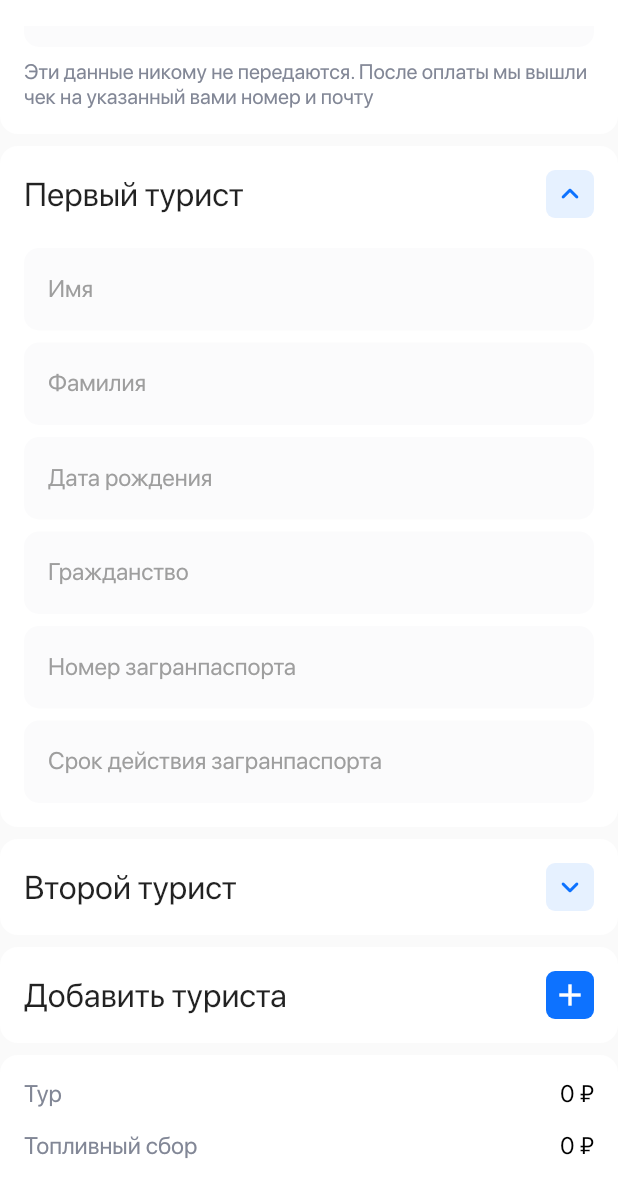
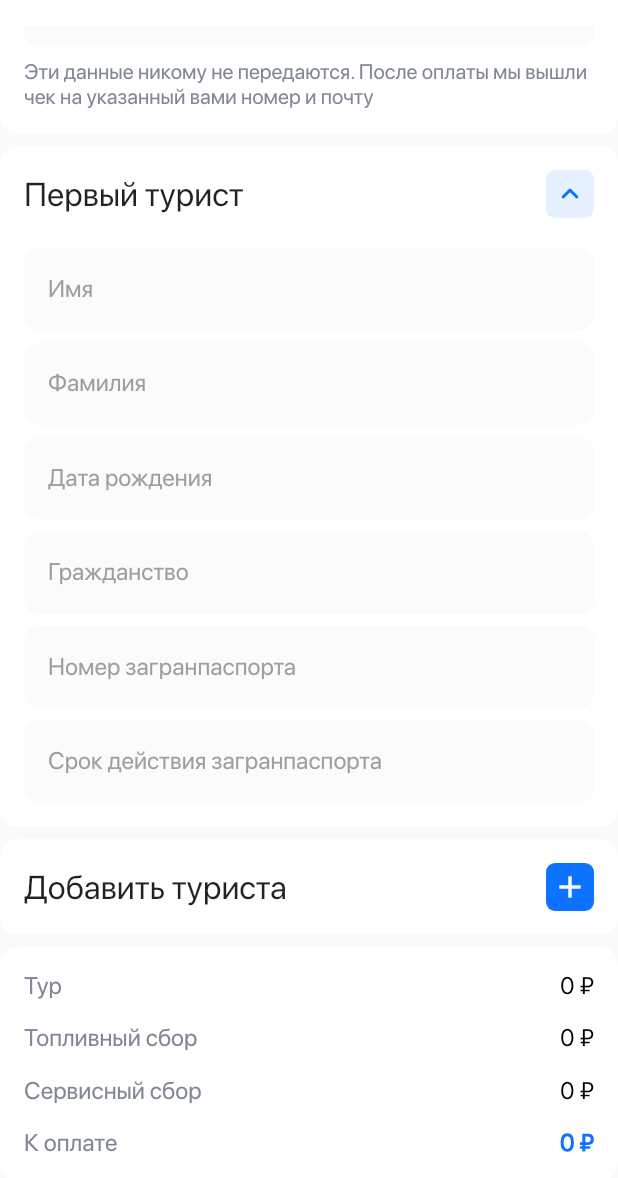
Before and after one commit to kasietfl/hotel_booking, a Flutter app: the BookingRoom screen opened directly, scrolled down 576 dp, on a phone screen of 412 x 824 dp, the part 58-1236 px from its top. Run offline on Flutter 3.47's test engine with Material 2 defaults, Android fonts, the phone set to English and light mode, and no system bars; our stand-ins replace cached_network_image, carousel_slider, dio, flutter_bloc, flutter_svg, fluttertoast and 2 more; generated files the repository leaves out were written again; network calls fail.

```diff
--- a/lib/presentation/screens/booking_room.dart
+++ b/lib/presentation/screens/booking_room.dart
@@ -26,10 +26,18 @@ class _BookingRoomState extends State<BookingRoom> {
   final formKey = GlobalKey<FormState>();
   Booking? bookingInfo;
   int? totalSum;
+  int touristCounter = 1;
+
+  List<CounterTitles> counterTitles = [
+    CounterTitles(title: 'Первый', isVisible: true),
+    CounterTitles(title: 'Второй'),
+    CounterTitles(title: 'Третий'),
+    CounterTitles(title: 'Четвертый')
+  ];
 
   @override
   void initState() {
-    BlocProvider.of<BookingBloc>(context).add(GetBookingInfo());
+    context.read<BookingBloc>().add(GetBookingInfo());
     super.initState();
   }
 
@@ -119,21 +127,53 @@ class _BookingRoomState extends State<BookingRoom> {
                 const SizedBox(height: 8),
                 buildCustomerInfo(),
                 const SizedBox(height: 8),
-                WhiteBlock(
+                ListView.separated(
+                    physics: const NeverScrollableScrollPhysics(),
+                    shrinkWrap: true,
+                    itemCount: touristCounter,
+                    separatorBuilder: (context, index) =>
+                        const SizedBox(height: 8),
+                    itemBuilder: (context, index) {
+                      return WhiteBlock(
                         child: Column(
                           children: [
-                      buildTourist('Первый турист ', Icons.expand_less_rounded),
-                      buildForm()
+                            GestureDetector(
+                                onTap: () {
+                                  setState(() {
+                                    for (var element in counterTitles) {
+                                      element.isVisible = false;
+                                    }
+                                    counterTitles[index].isVisible = true;
+                                  });
+                                },
+                                child: buildTourist(
+                                    text:
+                                        '${counterTitles[index].title} турист ',
+                                    isExpanded: counterTitles[index].isVisible,
+                                    isAdd: false)),
+                            Visibility(
+                                visible: counterTitles[index].isVisible,
+                                child: buildForm())
                           ],
                         ),
-                ),
+                      );
+                    }),
                 const SizedBox(height: 8),
                 WhiteBlock(
+                    child: GestureDetector(
+                  onTap: () {
+                    if (formKey.currentState!.validate()) {
+                      setState(() {
+                        for (var element in counterTitles) {
+                          element.isVisible = false;
+                        }
+                        touristCounter++;
+                      });
+                    }
+                  },
                   child: buildTourist(
-                        'Второй турист', Icons.expand_more_rounded)),
-                const SizedBox(height: 8),
-                WhiteBlock(
-                    child: buildTourist('Добавить туриста', Icons.add, true)),
+                      text: 'Добавить туриста', isExpanded: false, isAdd: true),
+                )),
                 const SizedBox(height: 8),
                 WhiteBlock(
                   child: Column(
@@ -232,10 +272,9 @@ class _BookingRoomState extends State<BookingRoom> {
     );
   }
 
-  Widget buildTourist(String text, IconData icon, [bool isIconAdd = false]) {
-    return Column(
-      children: [
-        Row(
+  Widget buildTourist(
+      {required String text, required bool isExpanded, required bool isAdd}) {
+    return Row(
       mainAxisAlignment: MainAxisAlignment.spaceBetween,
       children: [
         Text(text, style: textStyle22),
@@ -243,20 +282,20 @@ class _BookingRoomState extends State<BookingRoom> {
           width: 32,
           height: 32,
           decoration: BoxDecoration(
-                  color: isIconAdd
+            color: isAdd
                 ? AppColors.lightBlue
-                      : AppColors.lightBlue.withOpacity(.1),
-                  borderRadius: BorderRadius.circular(6)),
-              child: GestureDetector(
-                onTap: () {
-                  print("tap");
-                },
-                child: Icon(icon,
-                    color: isIconAdd ? Colors.white : AppColors.lightBlue),
+                : AppColors.lightBlue.withOpacity(0.1),
+            borderRadius: BorderRadius.circular(6),
           ),
-            )
-          ],
-        )
+          child: Icon(
+            isAdd
+                ? Icons.add
+                : (isExpanded
+                    ? Icons.expand_less_rounded
+                    : Icons.expand_more_rounded),
+            color: isAdd ? Colors.white : AppColors.lightBlue,
+          ),
+        ),
       ],
     );
   }
@@ -311,3 +350,10 @@ class _BookingRoomState extends State<BookingRoom> {
     );
   }
 }
+
+class CounterTitles {
+  final String title;
+  bool isVisible;
+
+  CounterTitles({required this.title, this.isVisible = false});
+}
--- a/lib/presentation/screens/hotel_room.dart
+++ b/lib/presentation/screens/hotel_room.dart
@@ -27,7 +27,7 @@ class _HotelRoomState extends State<HotelRoom> {
 
   @override
   void initState() {
-    BlocProvider.of<RoomsBloc>(context).add(GetRoomsEvent());
+    context.read<RoomsBloc>().add(GetRoomsEvent());
     super.initState();
   }
 
```
Also changed, not shown: 1 other file. Lines whose indentation alone changed are shown as unchanged.
